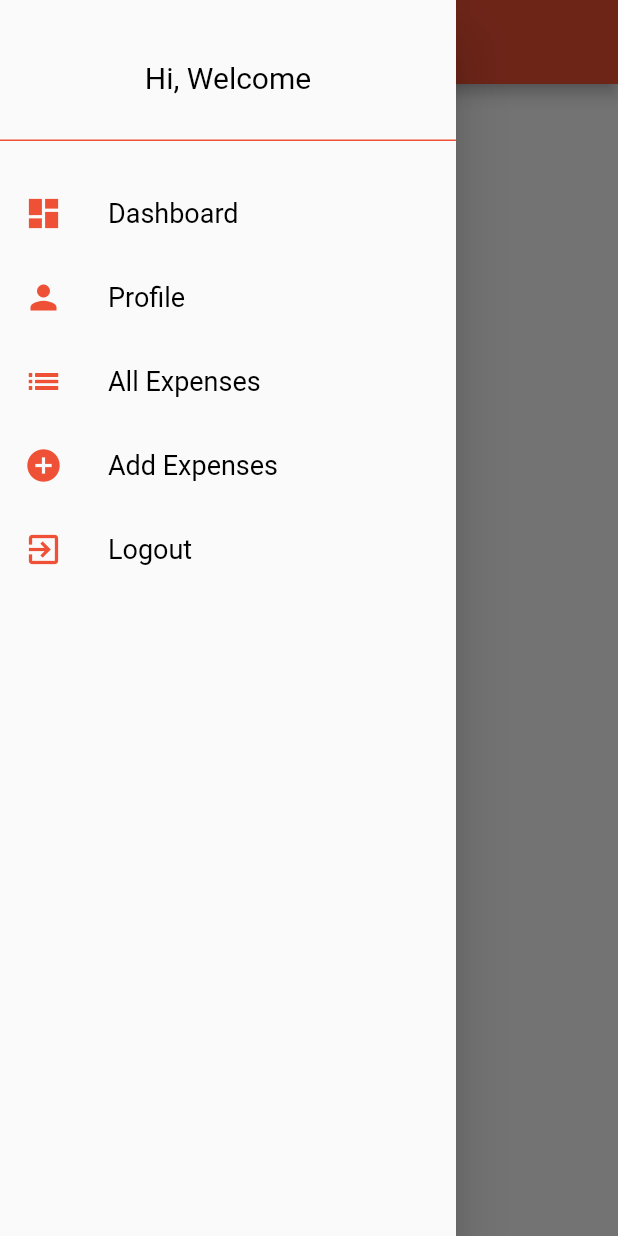
After one commit to KalyaniGhumare/expenses_tracker, a Flutter app: the HomeScreen screen opened directly, with the side drawer open, on a phone screen of 412 x 824 dp. The commit adds this screen. Run offline on Flutter 3.47's test engine with Material 2 defaults, Android fonts, the phone set to English and light mode, and no system bars; our stand-ins replace floor, shared_preferences, sqflite; accounts and stored records are empty; generated files the repository leaves out were written again.

Commit message:
Complete Navigation Drawer, Login and Logout Flow

```diff
--- /dev/null
+++ b/lib/home/home_screen.dart
@@ -0,0 +1,182 @@
+import 'package:flutter/material.dart';
+import 'package:flutter_widget/home/view/add_expenses.dart';
+import 'package:flutter_widget/home/view/all_expenses.dart';
+import 'package:flutter_widget/home/view/dashbaord.dart';
+import 'package:flutter_widget/home/view/profile_screen.dart';
+import 'package:flutter_widget/intro/colors.dart';
+import 'package:flutter_widget/intro/splash_screen.dart';
+import 'package:shared_preferences/shared_preferences.dart';
+
+class HomeScreen extends StatefulWidget {
+  @override
+  _HomeScreenState createState() => _HomeScreenState();
+}
+
+class _HomeScreenState extends State<HomeScreen> {
+  @override
+  Widget build(BuildContext context) {
+    return Scaffold(
+      appBar: AppBar(
+        title: Text("Welcome, DashBoard"),
+      ),
+      drawer: Drawer(
+        child: SafeArea(
+          child: Container(
+            padding: const EdgeInsets.symmetric(vertical: 40.0),
+            child: Column(
+              crossAxisAlignment: CrossAxisAlignment.center,
+              children: [
+                Text(
+                  "Hi, Welcome",
+                  style: TextStyle(fontSize: 20.0, color: Colors.black),
+                ),
+                SizedBox(height: 30),
+                Divider(
+                  height: 1,
+                  thickness: 1,
+                  color: primaryColor,
+                ),
+                SizedBox(height: 20),
+                ListTile(
+                  leading: Icon(Icons.dashboard, size: 26, color: primaryColor),
+                  title: Text("Dashboard",
+                      style: TextStyle(
+                          fontSize: 18.0,
+                          color: Colors.black,
+                          fontWeight: FontWeight.w400)),
+                  onTap: () {
+                    Navigator.pop(context);
+                  },
+                  // trailing: Icon(Icons.arrow_forward_ios),
+                ),
+                ListTile(
+                  leading: Icon(Icons.person, size: 26, color: primaryColor),
+                  title: Text("Profile",
+                      style: TextStyle(
+                          fontSize: 18.0,
+                          color: Colors.black,
+                          fontWeight: FontWeight.w400)),
+                  onTap: () {
+                    // Close Drawer
+                    Navigator.pop(context);
+                    Navigator.push(
+                        context,
+                        MaterialPageRoute(
+                            builder: (context) => ProfileScreen()));
+                  },
+                  // trailing: Icon(Icons.arrow_forward_ios),
+                ),
+                ListTile(
+                  leading:
+                      Icon(Icons.list_sharp, size: 26, color: primaryColor),
+                  title: Text("All Expenses",
+                      style: TextStyle(
+                          fontSize: 18.0,
+                          color: Colors.black,
+                          fontWeight: FontWeight.w400)),
+                  onTap: () {
+                    // Close Drawer
+                    Navigator.pop(context);
+                    Navigator.push(context,
+                        MaterialPageRoute(builder: (context) => AllExpenses()));
+                  },
+                  // trailing: Icon(Icons.arrow_forward_ios),
+                ),
+                ListTile(
+                  leading:
+                      Icon(Icons.add_circle, size: 26, color: primaryColor),
+                  title: Text("Add Expenses",
+                      style: TextStyle(
+                          fontSize: 18.0,
+                          color: Colors.black,
+                          fontWeight: FontWeight.w400)),
+                  onTap: () {
+                    // Close Drawer
+                    Navigator.pop(context);
+                    Navigator.push(context,
+                        MaterialPageRoute(builder: (context) => AddExpenses()));
+                  },
+                  // trailing: Icon(Icons.arrow_forward_ios),
+                ),
+                ListTile(
+                    leading:
+                        Icon(Icons.exit_to_app, size: 26, color: primaryColor),
+                    title: Text("Logout",
+                        style: TextStyle(
+                            fontSize: 18.0,
+                            color: Colors.black,
+                            fontWeight: FontWeight.w400)),
+                    onTap: () {
+                      // Open New Dialog Box
+
+                      Navigator.pop(context);
+                      showDialog(
+                          context: context,
+                          builder: (context) {
+                            return AlertDialog(
+                              title: Text(
+                                "Logout",
+                                style: TextStyle(
+                                    fontSize: 22.0,
+                                    color: primaryColor,
+                                    fontWeight: FontWeight.bold),
+                              ),
+                              content: Text(
+                                "Do you want to logout from this device?",
+                                style: TextStyle(
+                                    fontSize: 20.0,
+                                    fontWeight: FontWeight.w400,
+                                    color: Colors.black),
+                              ),
+                              actions: [
+                                OutlineButton(
+                                    onPressed: () {
+                                      Navigator.pop(context);
+                                    },
+                                    child: Padding(
+                                      padding: const EdgeInsets.all(8.0),
+                                      child: Text("Cancel",
+                                          style: TextStyle(
+                                              fontSize: 16.0,
+                                              color: primaryColor)),
+                                    )),
+                                FlatButton(
+                                  onPressed: () async {
+                                    SharedPreferences pref =
+                                        await SharedPreferences.getInstance();
+
+                                    // Remove Pref Values
+                                    pref.clear();
+
+                                    Future.delayed(Duration(milliseconds: 3000),
+                                        () {
+                                      Navigator.pushAndRemoveUntil(
+                                          context,
+                                          MaterialPageRoute(
+                                              builder: (context) =>
+                                                  SplashScreen()),
+                                          (route) => false);
+                                    });
+                                  },
+                                  child: Text("Logout",
+                                      style: TextStyle(
+                                          fontSize: 16.0, color: primaryColor)),
+                                )
+                              ],
+                            );
+                          });
+                    }
+                    // trailing: Icon(Icons.arrow_forward_ios),
+                    )
+              ],
+            ),
+          ),
+        ),
+      ),
+      body: Container(
+        //color: Colors.green,
+        child: DashBoardScreen(),
+      ),
+    );
+  }
+}
--- /dev/null
+++ b/lib/home/view/dashbaord.dart
@@ -0,0 +1,17 @@
+import 'package:flutter/material.dart';
+
+class DashBoardScreen extends StatefulWidget {
+  @override
+  _DashBoardScreenState createState() => _DashBoardScreenState();
+}
+
+class _DashBoardScreenState extends State<DashBoardScreen> {
+  @override
+  Widget build(BuildContext context) {
+    return Container(
+      child: Center(
+        child: Text("Dashboard"),
+      ),
+    );
+  }
+}
--- a/pubspec.yaml
+++ b/pubspec.yaml
@@ -29,6 +29,8 @@ dependencies:
   # Use with the CupertinoIcons class for iOS style icons.
   cupertino_icons: ^1.0.0
   floor: ^0.17.0
+  shared_preferences: ^0.5.12+2
+
 
 dev_dependencies:
   flutter_test:
```
Also changed, not shown: lib/home/view/add_expenses.dart (added, +22 -0 lines), lib/home/view/all_expenses.dart (added, +22 -0 lines), lib/home/view/profile_screen.dart (added, +22 -0 lines), lib/intro/splash_screen.dart (+26 -7 lines), lib/sign_in/LogInScreen.dart (+20 -0 lines), pubspec.lock.
